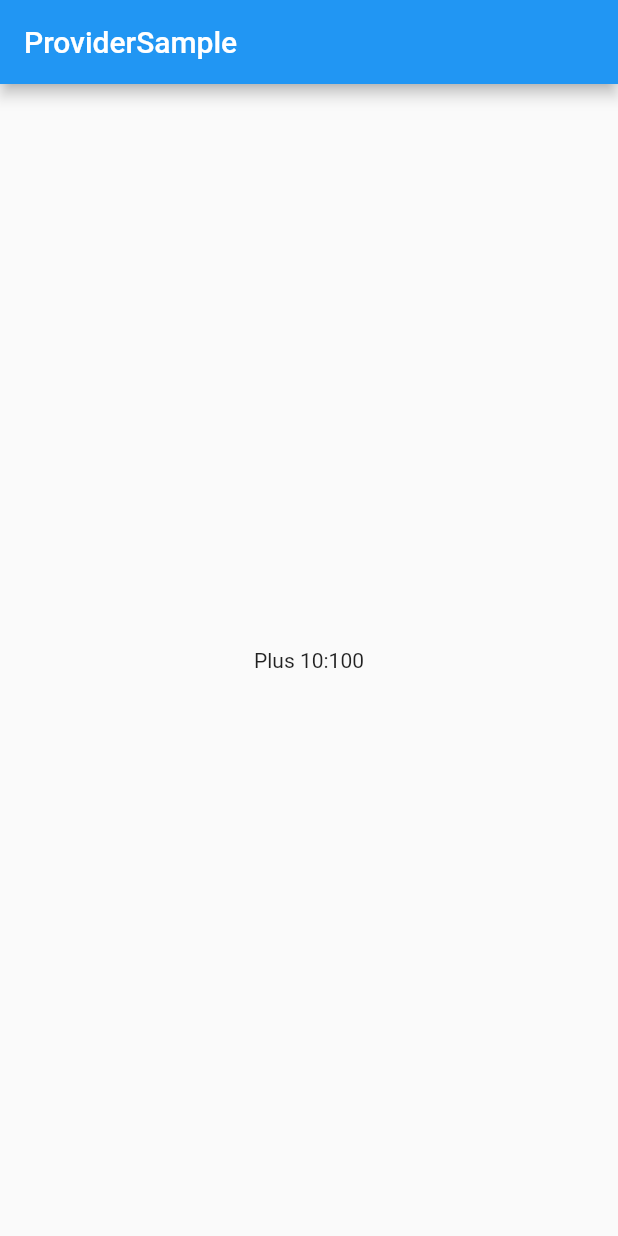
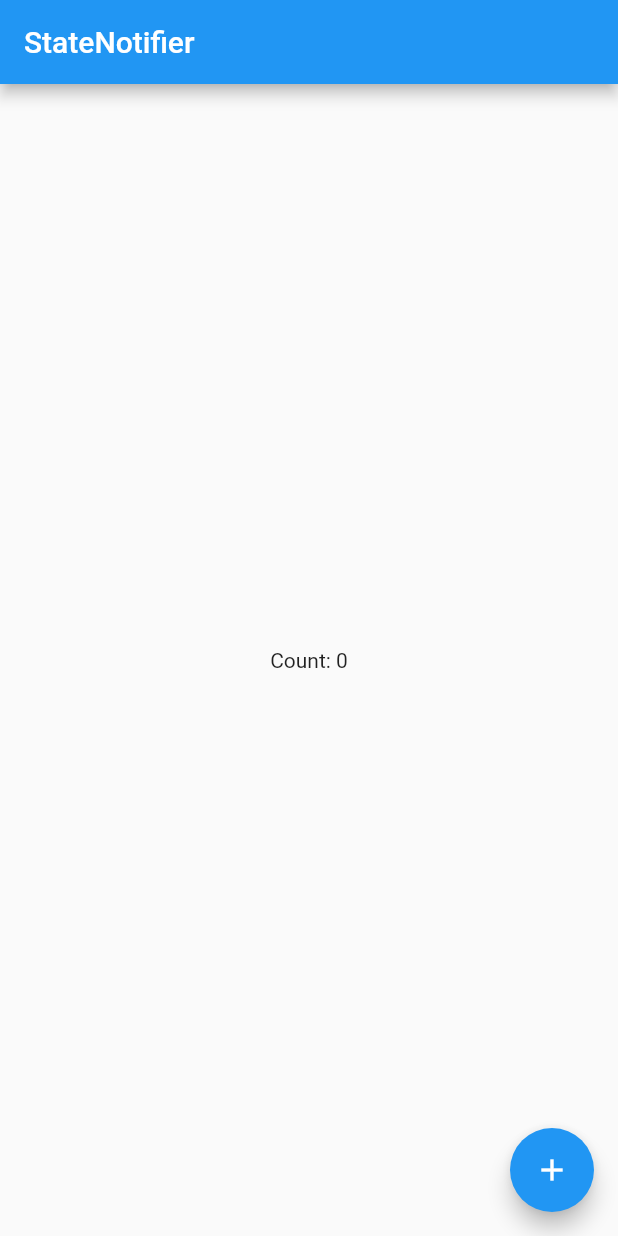
Before and after one commit to Ta23ka98/sample_app, a Flutter app: the screen it shows after launch, on a phone screen of 412 x 824 dp. Run offline on Flutter 3.47's test engine with Material 2 defaults, Android fonts, the phone set to English and light mode, and no system bars; our stand-ins replace flutter_hooks, freezed_annotation, hooks_riverpod.

Commit message:
add: Trying StateProvider
Added StateProviderSample widget to understand how to use StateProvider.

```diff
--- a/lib/main.dart
+++ b/lib/main.dart
@@ -4,6 +4,7 @@ import 'package:sample_app/presentation/counter_notifier.dart';
 import 'package:sample_app/presentation/counter_page/counter_page.dart';
 import 'package:sample_app/presentation/first_page/first_page.dart';
 import 'package:sample_app/presentation/provider_sample/provider_sample.dart';
+import 'package:sample_app/presentation/state_provider_sample/state_provider_sample.dart';
 
 void main() {
   runApp(const ProviderScope(child: MyApp()));
@@ -19,7 +20,7 @@ class MyApp extends StatelessWidget {
       theme: ThemeData(
         primarySwatch: Colors.blue,
       ),
-      home: const ProviderSample(),
+      home: const StateProviderSample(),
     );
   }
 }
--- /dev/null
+++ b/lib/presentation/state_provider_sample/state_provider_sample.dart
@@ -0,0 +1,27 @@
+import 'package:flutter/material.dart';
+import 'package:hooks_riverpod/hooks_riverpod.dart';
+
+//StateProvider, not Provider.
+final counterProvider = StateProvider((ref) => 0);
+
+class StateProviderSample extends HookConsumerWidget {
+  const StateProviderSample({Key? key}) : super(key: key);
+
+  @override
+  Widget build(BuildContext context, WidgetRef ref) {
+    return Scaffold(
+      appBar: AppBar(
+        title: Text("StateNotifier"),
+      ),
+      body: Center(
+        child: Text("Count: ${ref.watch(counterProvider)}"),
+      ),
+      floatingActionButton: FloatingActionButton(
+        child: Icon(Icons.add),
+        onPressed: () {
+          ref.read(counterProvider.notifier).update((state) => state + 1);
+        },
+      ),
+    );
+  }
+}
```
Also changed, not shown: lib/presentation/navigation_page/navigation_page.dart (added).
